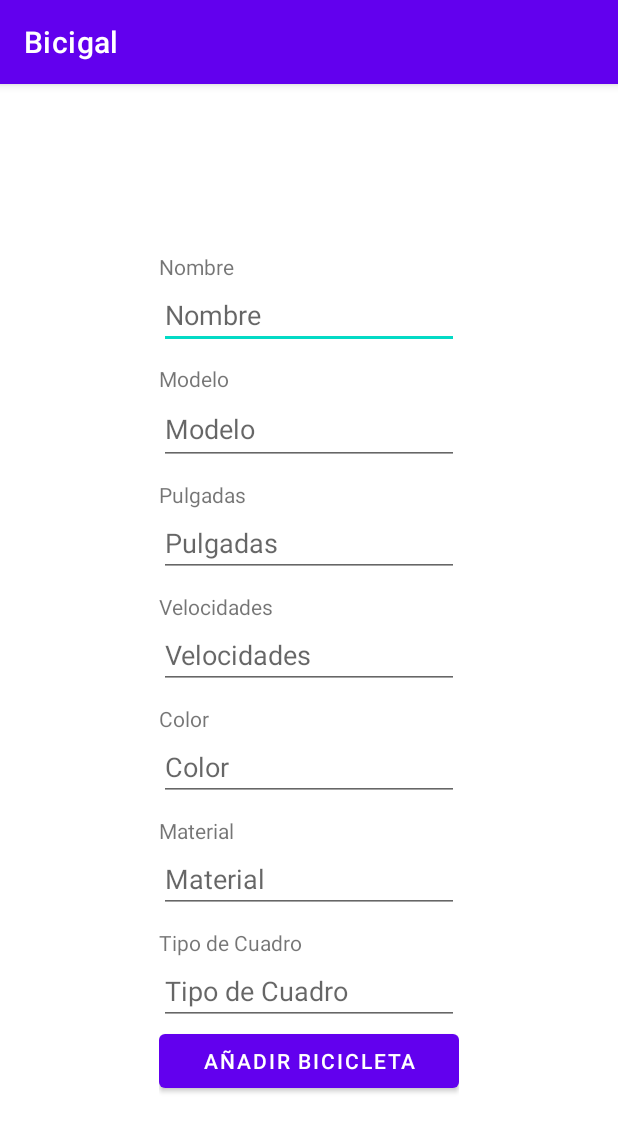
After one commit to Rvmartinez/Bicigal, an Android app: the AddBicicletaActivity screen opened directly, with no data from a screen before it, on a phone screen of 412 x 824 dp. The commit adds this screen. Shown: the top 1132 px of the screen. Run offline under Robolectric (Android 15) with nearby library versions, the phone set to English and light mode, and no system bars.

Commit message:
add bicicleta y vistas varias

```diff
--- a/app/src/main/AndroidManifest.xml
+++ b/app/src/main/AndroidManifest.xml
@@ -40,6 +40,9 @@
         <activity android:name=".BikeShowCurrent"
             android:exported="false"/>
 
+        <activity android:name=".ui.slideshow.AddBicicletaActivity"
+            android:exported="false"/>
+
         <activity android:name=".UserEditActivity"
             android:exported="false"/>
 
--- a/app/src/main/java/com/esei/bicigal/ui/home/HomeFragment.java
+++ b/app/src/main/java/com/esei/bicigal/ui/home/HomeFragment.java
@@ -13,8 +13,6 @@ import android.view.LayoutInflater;
 import android.view.View;
 import android.view.ViewGroup;
 import android.widget.Chronometer;
-import android.widget.TextView;
-import android.widget.Toast;
 
 import androidx.annotation.NonNull;
 import androidx.core.app.ActivityCompat;
@@ -22,11 +20,9 @@ import androidx.fragment.app.Fragment;
 import androidx.lifecycle.ViewModelProvider;
 
 import com.esei.bicigal.Database.BicigalDB;
-import com.esei.bicigal.HomeActivity;
 import com.esei.bicigal.Models.ViajeModel;
 import com.esei.bicigal.R;
 import com.esei.bicigal.SummaryActivity;
-import com.esei.bicigal.databinding.ActivityHomeBinding;
 import com.esei.bicigal.databinding.FragmentHomeBinding;
 import com.google.android.gms.location.FusedLocationProviderClient;
 import com.google.android.gms.location.LocationCallback;
--- /dev/null
+++ b/app/src/main/res/layout/activity_addbicicleta.xml
@@ -0,0 +1,120 @@
+<?xml version="1.0" encoding="utf-8"?>
+<LinearLayout xmlns:android="http://schemas.android.com/apk/res/android"
+    android:layout_width="200sp"
+    android:layout_height="wrap_content"
+    android:layout_gravity="center"
+    android:orientation="vertical">
+
+    <TextView
+        android:layout_width="match_parent"
+        android:layout_height="wrap_content"
+        android:layout_marginTop="20sp"
+        android:text="Nombre" />
+
+    <EditText
+        android:id="@+id/addNombreEntry"
+        android:layout_width="match_parent"
+        android:layout_height="wrap_content"
+        android:ems="10"
+        android:inputType="textPersonName"
+        android:hint="Nombre" />
+
+    <TextView
+        android:id="@+id/textView7"
+        android:layout_width="match_parent"
+        android:layout_height="wrap_content"
+        android:layout_marginTop="10sp"
+        android:text="Modelo" />
+
+    <EditText
+        android:id="@+id/addModeloEntry"
+        android:layout_width="match_parent"
+        android:layout_height="wrap_content"
+        android:ems="10"
+        android:inputType="textPersonName"
+        android:minHeight="48dp"
+        android:hint="Modelo" />
+
+    <TextView
+        android:id="@+id/textView9"
+        android:layout_width="match_parent"
+        android:layout_height="wrap_content"
+        android:layout_marginTop="10sp"
+        android:text="Pulgadas" />
+
+    <EditText
+        android:id="@+id/addPulgadasEntry"
+        android:layout_width="match_parent"
+        android:layout_height="wrap_content"
+        android:ems="10"
+        android:inputType="textPersonName"
+        android:hint="Pulgadas" />
+
+    <TextView
+        android:id="@+id/textView10"
+        android:layout_width="match_parent"
+        android:layout_height="wrap_content"
+        android:layout_marginTop="10sp"
+        android:text="Velocidades" />
+
+    <EditText
+        android:id="@+id/addVelocidadesEntry"
+        android:layout_width="match_parent"
+        android:layout_height="wrap_content"
+        android:ems="10"
+        android:inputType="textPersonName"
+        android:hint="Velocidades" />
+
+    <TextView
+        android:id="@+id/textView11"
+        android:layout_width="match_parent"
+        android:layout_height="wrap_content"
+        android:layout_marginTop="10sp"
+        android:text="Color" />
+
+    <EditText
+        android:id="@+id/addColorEntry"
+        android:layout_width="match_parent"
+        android:layout_height="wrap_content"
+        android:ems="10"
+        android:hint="Color"
+        android:inputType="textPersonName" />
+
+    <TextView
+        android:id="@+id/textView12"
+        android:layout_width="match_parent"
+        android:layout_height="wrap_content"
+        android:layout_marginTop="10sp"
+
+        android:text="Material" />
+
+    <EditText
+        android:id="@+id/addMaterialEntry"
+        android:layout_width="match_parent"
+        android:layout_height="wrap_content"
+        android:ems="10"
+        android:inputType="textPersonName"
+        android:hint="Material" />
+
+    <TextView
+        android:id="@+id/textView13"
+        android:layout_width="match_parent"
+        android:layout_height="wrap_content"
+        android:layout_marginTop="10sp"
+        android:text="Tipo de Cuadro" />
+
+    <EditText
+        android:id="@+id/addTipoEntry"
+        android:layout_width="match_parent"
+        android:layout_height="wrap_content"
+        android:ems="10"
+        android:inputType="textPersonName"
+        android:hint="Tipo de Cuadro" />
+
+    <Button
+        android:id="@+id/addBiciButton"
+        android:layout_width="match_parent"
+        android:layout_height="wrap_content"
+        android:text="Añadir Bicicleta" />
+
+</LinearLayout>
```
Also changed, not shown: app/src/main/java/com/esei/bicigal/BicicletasAdapter.java (+18 -3 lines), app/src/main/java/com/esei/bicigal/Database/BicigalDB.java (+15 -0 lines), app/src/main/java/com/esei/bicigal/HomeActivity.java (+8 -0 lines), app/src/main/java/com/esei/bicigal/ui/gallery/GalleryFragment.java (+22 -4 lines), app/src/main/java/com/esei/bicigal/ui/slideshow/AddBicicletaActivity.java (added, +55 -0 lines), app/src/main/java/com/esei/bicigal/ui/slideshow/BiciSpecShowCurrent.java (+25 -2 lines), app/src/main/java/com/esei/bicigal/ui/slideshow/SlideshowFragment.java (+11 -0 lines), app/src/main/res/layout/activity_bicispec_showcurrent.xml (deleted, +0 -14 lines), app/src/main/res/layout/activity_bike_specs.xml (+4 -3 lines), app/src/main/res/layout/fragment_gallery.xml (+13 -2 lines).
